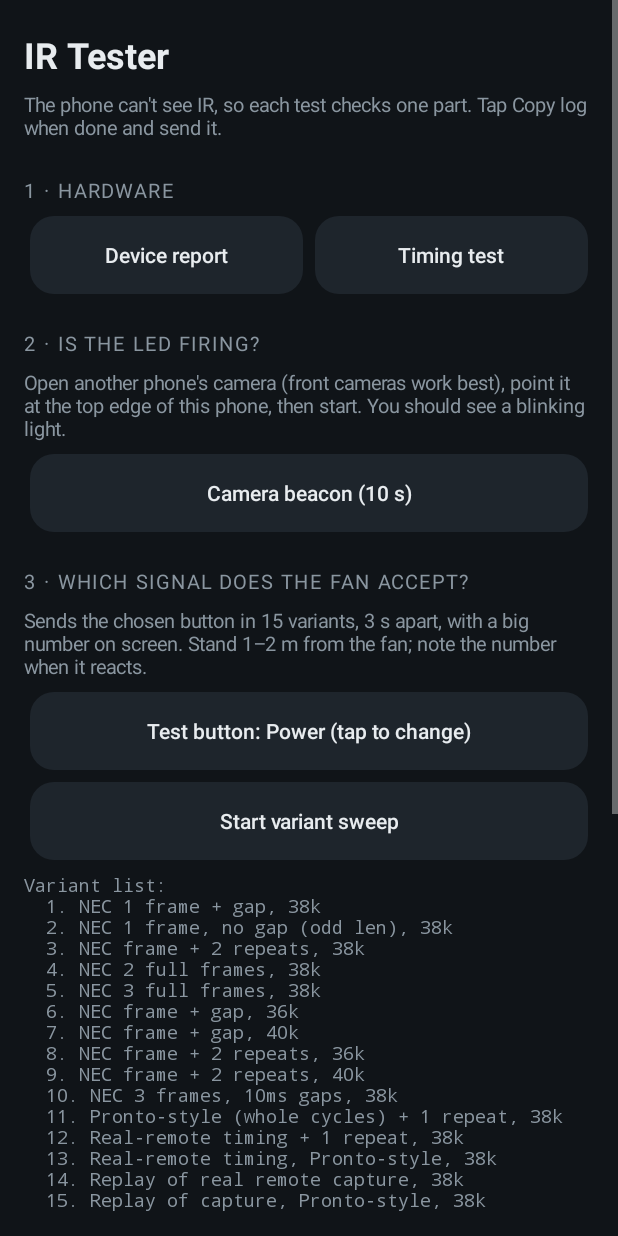
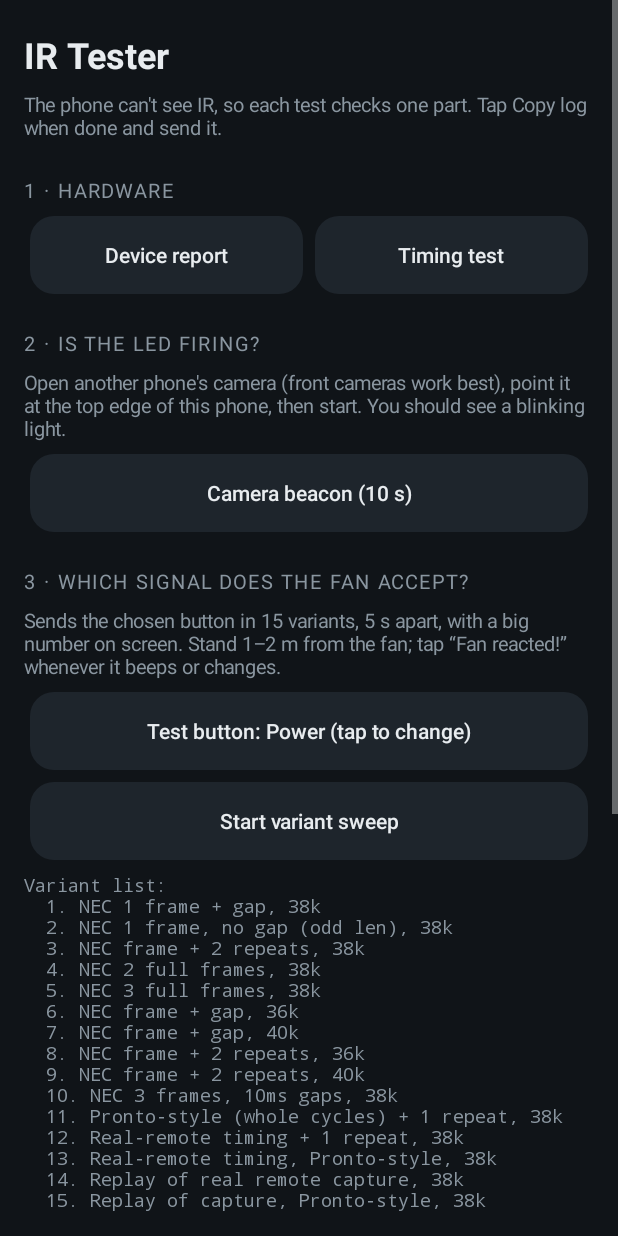
Before and after one commit to karthik11c/vaultkey-releases, an Android app: the TesterActivity screen opened directly, with no data from a screen before it, on a phone screen of 412 x 824 dp. Run offline under Robolectric (Android 15) with nearby library versions, the phone set to English and light mode, and no system bars.

Commit message:
Tester: 'Fan reacted!' button marks working sweep variants; 5 s per variant
Co-Authored-By: Claude Opus 5.5 <noreply@anthropic.com>

```diff
--- a/app/src/main/java/com/revnwolf/atombergremote/TesterActivity.kt
+++ b/app/src/main/java/com/revnwolf/atombergremote/TesterActivity.kt
@@ -41,6 +41,9 @@ class TesterActivity : Activity() {
     private lateinit var log: TextView
     private lateinit var big: TextView
     private lateinit var stop: Button
+    private lateinit var reacted: Button
+    @Volatile private var currentVariant = 0
+    private val hits = java.util.Collections.synchronizedSet(sortedSetOf<Int>())
     private lateinit var input: EditText
     private lateinit var scroll: ScrollView
     private val time = SimpleDateFormat("HH:mm:ss", Locale.US)
@@ -94,6 +97,17 @@ class TesterActivity : Activity() {
         root.addView(big)
         stop = button("■ Stop") { cancelled = true }.apply { visibility = View.GONE }
         root.addView(stop)
+        reacted = button("✋ Fan reacted!") {
+            val n = currentVariant
+            if (n > 0 && hits.add(n)) logLine("👉 Fan reacted at #$n ${variants[n - 1].name}")
+            Toast.makeText(this, "Marked #$n", Toast.LENGTH_SHORT).show()
+        }.apply {
+            visibility = View.GONE
+            layoutParams = LinearLayout.LayoutParams(LinearLayout.LayoutParams.MATCH_PARENT, dp(96))
+            textSize = 22f
+            setBackgroundResource(R.drawable.power_bg)
+        }
+        root.addView(reacted)
 
         root.addView(section("1 · Hardware"))
         root.addView(row(button("Device report") { logLine(deviceReport()) },
@@ -105,8 +119,8 @@ class TesterActivity : Activity() {
         root.addView(button("Camera beacon (10 s)") { run("Beacon") { beacon() } })
 
         root.addView(section("3 · Which signal does the fan accept?"))
-        root.addView(text("Sends the chosen button in ${variants.size} variants, 3 s apart, with a big " +
-            "number on screen. Stand 1–2 m from the fan; note the number when it reacts.", 13f, muted = true))
+        root.addView(text("Sends the chosen button in ${variants.size} variants, 5 s apart, with a big " +
+            "number on screen. Stand 1–2 m from the fan; tap “Fan reacted!” whenever it beeps or changes.", 13f, muted = true))
         val pick = button("") {}
         fun refreshPick() { pick.text = "Test button: ${testButton.label} (tap to change)" }
         pick.setOnClickListener {
@@ -203,15 +217,26 @@ class TesterActivity : Activity() {
 
     private fun sweep() {
         logLine("=== Sweep: ${testButton.label} (cmd 0x%02X) ===".format(testButton.command))
-        for ((i, v) in variants.withIndex()) {
-            if (cancelled) return
-            val pattern = v.build(testButton)
-            if (pattern == null) { logLine("#${i + 1} ${v.name}: no capture for ${testButton.label}, skipped"); continue }
-            ui { big.text = "${i + 1}" }
-            tx(v.carrier, pattern, "#${i + 1} ${v.name}")
-            for (k in 0 until 30) { if (cancelled) return; SystemClock.sleep(100) }
+        hits.clear()
+        ui { reacted.visibility = View.VISIBLE }
+        try {
+            for ((i, v) in variants.withIndex()) {
+                if (cancelled) return
+                val pattern = v.build(testButton)
+                if (pattern == null) { logLine("#${i + 1} ${v.name}: no capture for ${testButton.label}, skipped"); continue }
+                currentVariant = i + 1
+                ui { big.text = "${i + 1} / ${variants.size}" }
+                tx(v.carrier, pattern, "#${i + 1} ${v.name}")
+                // 5 s window: the fan's beep / change and the user's tap both land on this number
+                for (k in 0 until 50) { if (cancelled) return; SystemClock.sleep(100) }
+            }
+            val result = hits.toList()
+            logLine(if (result.isEmpty()) "Sweep done. ✗ No variant marked as working."
+                    else "Sweep done. ✓ Working variant(s): ${result.joinToString { "#$it" }}")
+        } finally {
+            currentVariant = 0
+            ui { reacted.visibility = View.GONE }
         }
-        logLine("Sweep done. Tell me which number(s) the fan reacted to (or none).")
     }
 
     private fun sendCustom(times: Int) {
```
